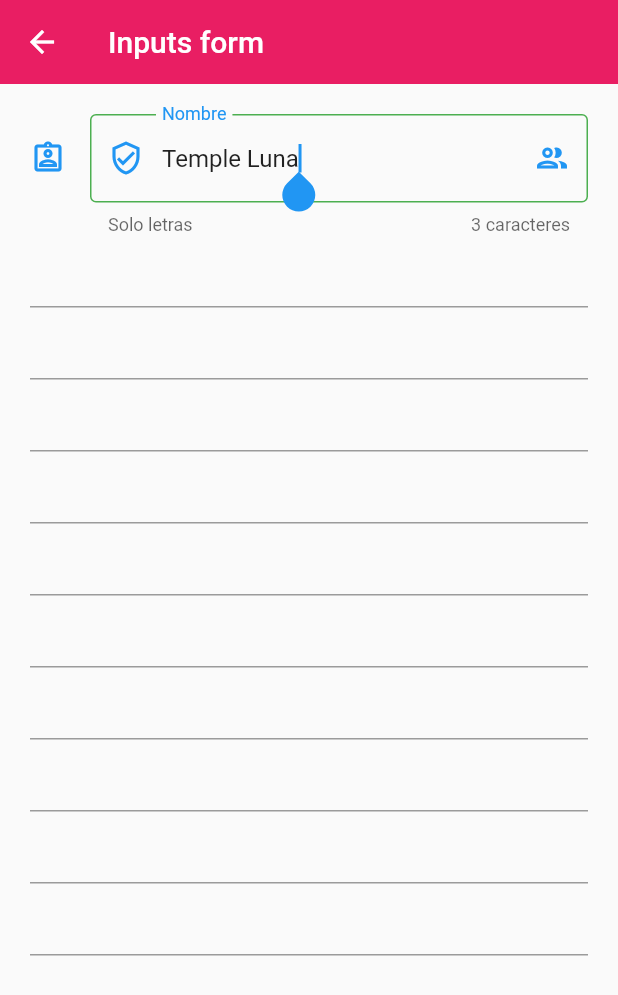
After one commit to Gricardov/FlComponents, a Flutter app: the InputsScreen screen opened by its route, on a phone screen of 412 x 824 dp. The commit adds this screen. Shown: the top 995 px of the screen. Run offline on Flutter 3.47's test engine with Material 2 defaults, Android fonts, the phone set to English and light mode, and no system bars.

Commit message:
basic inputs 1

```diff
--- a/lib/router/app_routes.dart
+++ b/lib/router/app_routes.dart
@@ -13,6 +13,7 @@ class AppRoutes {
     MenuOption(route: 'card', name: 'Tarjetas', screen: const CardScreen(),icon: Icons.credit_card),
     MenuOption(route: 'avatar', name: 'Circle Avatar', screen: const AvatarScreen(),icon: Icons.supervised_user_circle),
     MenuOption(route: 'animated', name: 'Animated Container', screen: const AnimatedScreen(),icon: Icons.play_circle_outline_rounded),
+        MenuOption(route: 'inputs', name: 'Inputs', screen: const InputsScreen(),icon: Icons.input_outlined),
   ];
 
   static Map<String, Widget Function(BuildContext)> getAppRoutes(){
--- /dev/null
+++ b/lib/screens/inputs_screen.dart
@@ -0,0 +1,60 @@
+import 'package:flutter/material.dart';
+
+class InputsScreen extends StatelessWidget {
+  const InputsScreen({Key? key}) : super(key: key);
+
+  @override
+  Widget build(BuildContext context) {
+    return Scaffold(
+        appBar: AppBar(
+          title: const Text('Inputs form'),
+        ),
+        body: SingleChildScrollView(
+          child: Padding(
+            padding: EdgeInsets.symmetric(horizontal: 20, vertical: 20),
+            child: Column(
+              children: [
+                TextFormField(
+                  autofocus: true,
+                  initialValue: 'Temple Luna',
+                  textCapitalization: TextCapitalization.words,
+                  onChanged: (value) {
+                    print(value);
+                  },
+                  validator: (value) {
+                    if (value == null) return 'Este campo es requerido';
+                    return value.length < 3 ? 'Mínimo 3 letras' : null;
+                  },
+                  autovalidateMode: AutovalidateMode.onUserInteraction,
+                  decoration: const InputDecoration(
+                      hintText: 'Nombre del usuario',
+                      labelText: 'Nombre',
+                      helperText: 'Solo letras',
+                      counterText: '3 caracteres',
+                      prefixIcon: Icon(Icons.verified_user_outlined),
+                      suffixIcon: Icon(Icons.group_outlined),
+                      icon: Icon(Icons.assignment_ind_outlined),
+                      focusedBorder: OutlineInputBorder(
+                        borderSide: BorderSide(color: Colors.green),
+                      ),
+                      border: OutlineInputBorder(
+                          borderRadius: BorderRadius.only(
+                              bottomLeft: Radius.circular(10),
+                              topRight: Radius.circular(10)))),
+                ),
+                TextFormField(),
+                TextFormField(),
+                TextFormField(),
+                TextFormField(),
+                TextFormField(),
+                TextFormField(),
+                TextFormField(),
+                TextFormField(),
+                TextFormField(),
+                TextFormField()
+              ],
+            ),
+          ),
+        ));
+  }
+}
--- a/lib/screens/screens.dart
+++ b/lib/screens/screens.dart
@@ -5,3 +5,4 @@ export 'package:fl_components/screens/listview2_screen.dart';
 export 'package:fl_components/screens/home_screen.dart';
 export 'package:fl_components/screens/avatar_screen.dart';
 export 'package:fl_components/screens/animated_screen.dart';
+export 'package:fl_components/screens/inputs_screen.dart';
```
